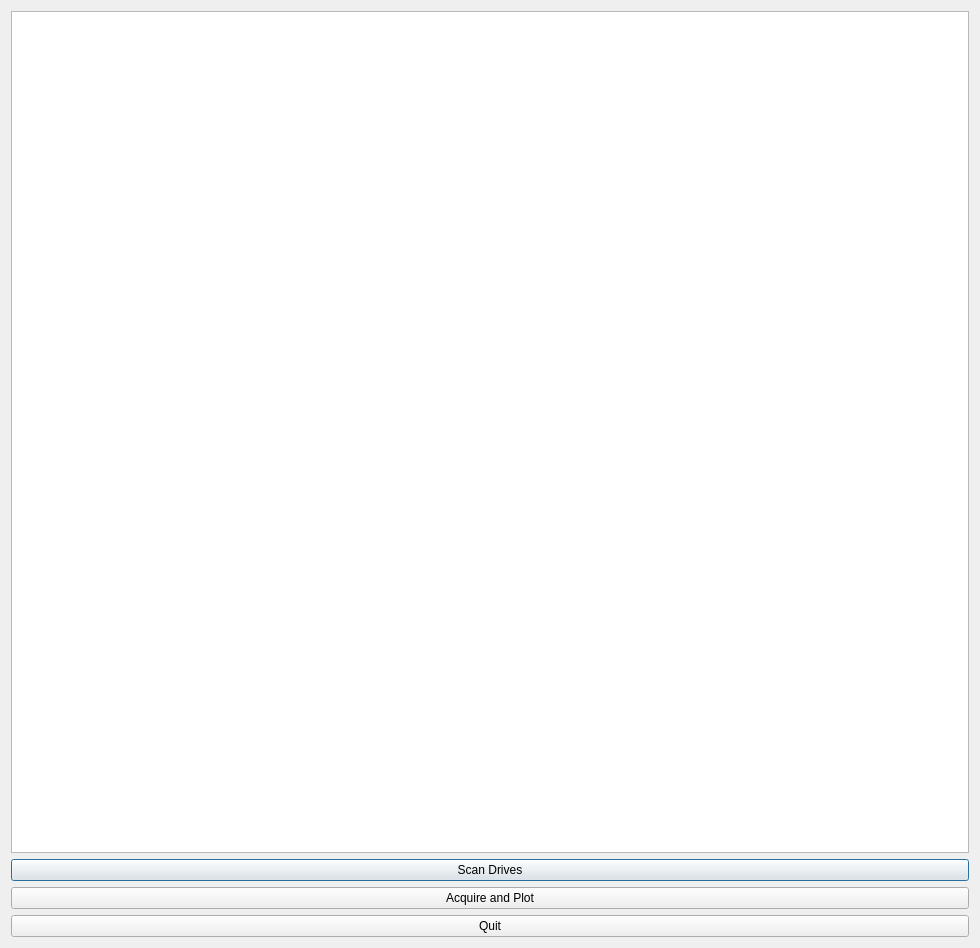
Qt form RTDAQ_32bit.ui (edemonpore/RTDAQ-32bit) before a commit.
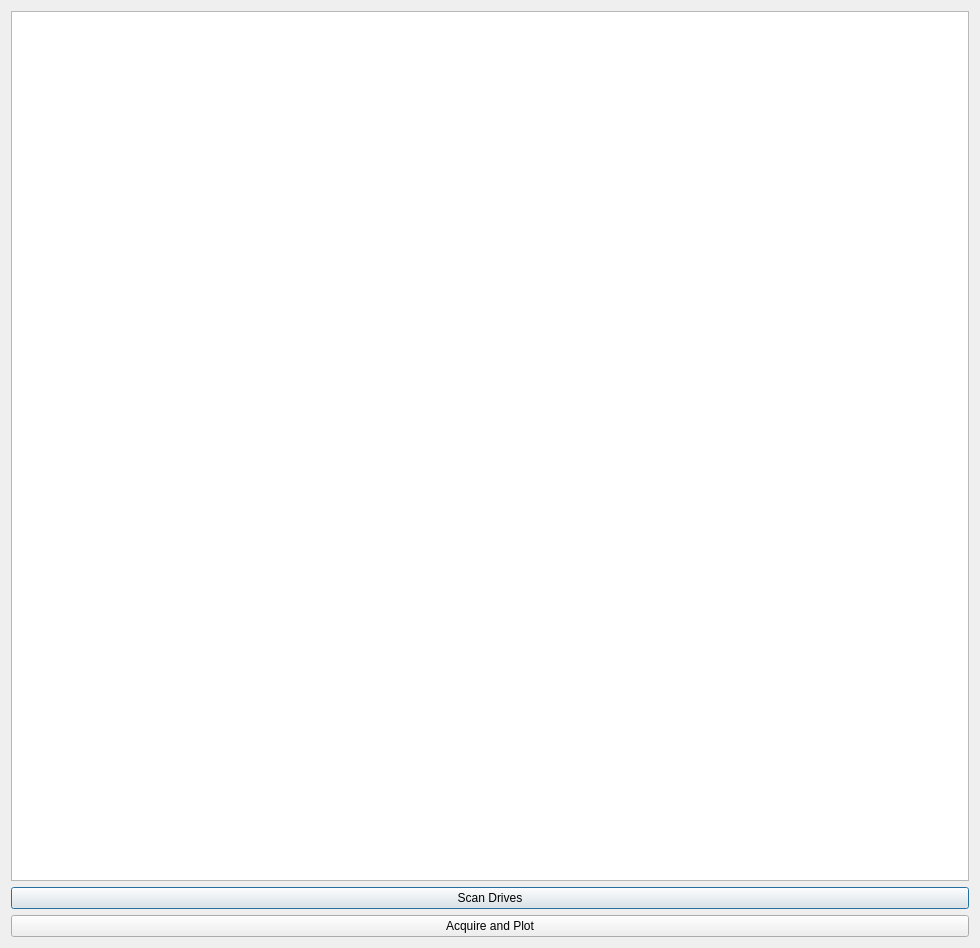
The same form after that commit.

Commit message: starting PCA integration, video window working

Diff of the .ui file:
```diff
--- a/RTDAQ_32bit.ui
+++ b/RTDAQ_32bit.ui
@@ -31,13 +31,6 @@
      </property>
     </widget>
    </item>
-   <item>
-    <widget class="QPushButton" name="bQuit">
-     <property name="text">
-      <string>Quit</string>
-     </property>
-    </widget>
-   </item>
   </layout>
  </widget>
  <resources/>
```
The commit also changes 7 other files.
